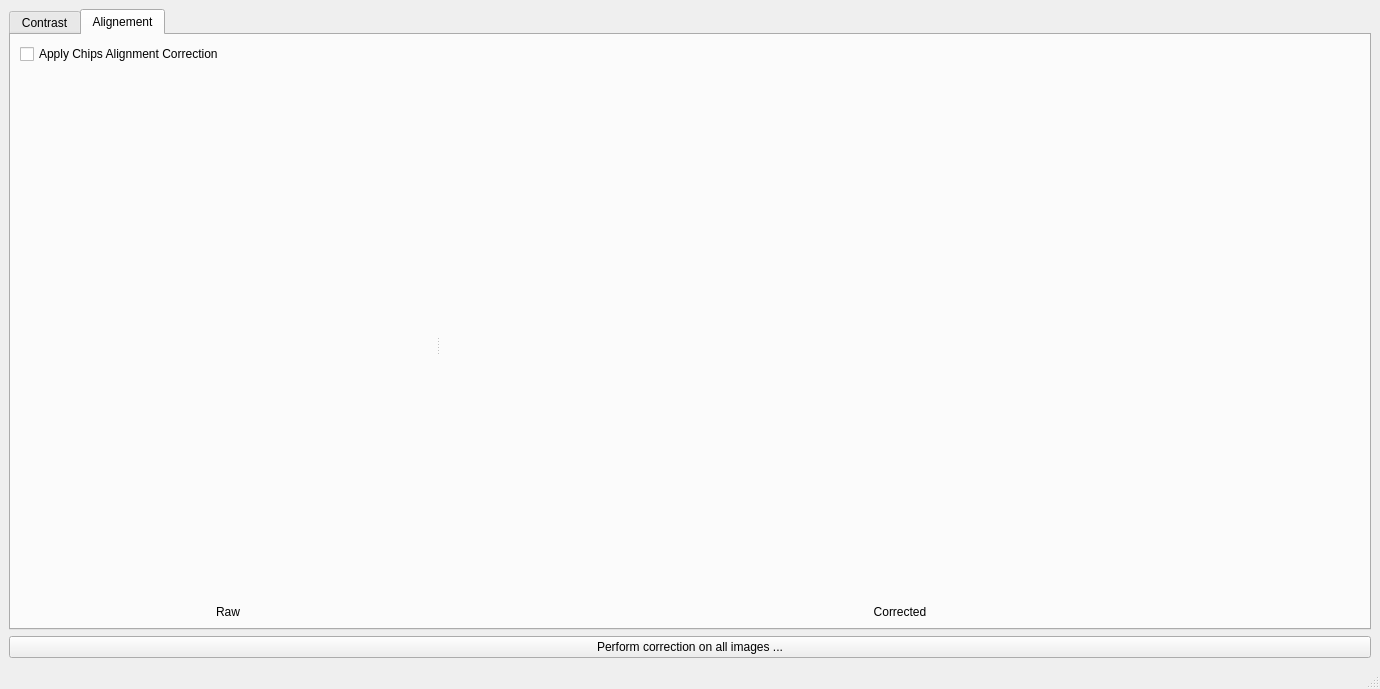
Old version of the form notebooks/ui/ui_mcp_chips_corrector.ui in the repository neutronimaging/python_notebooks.
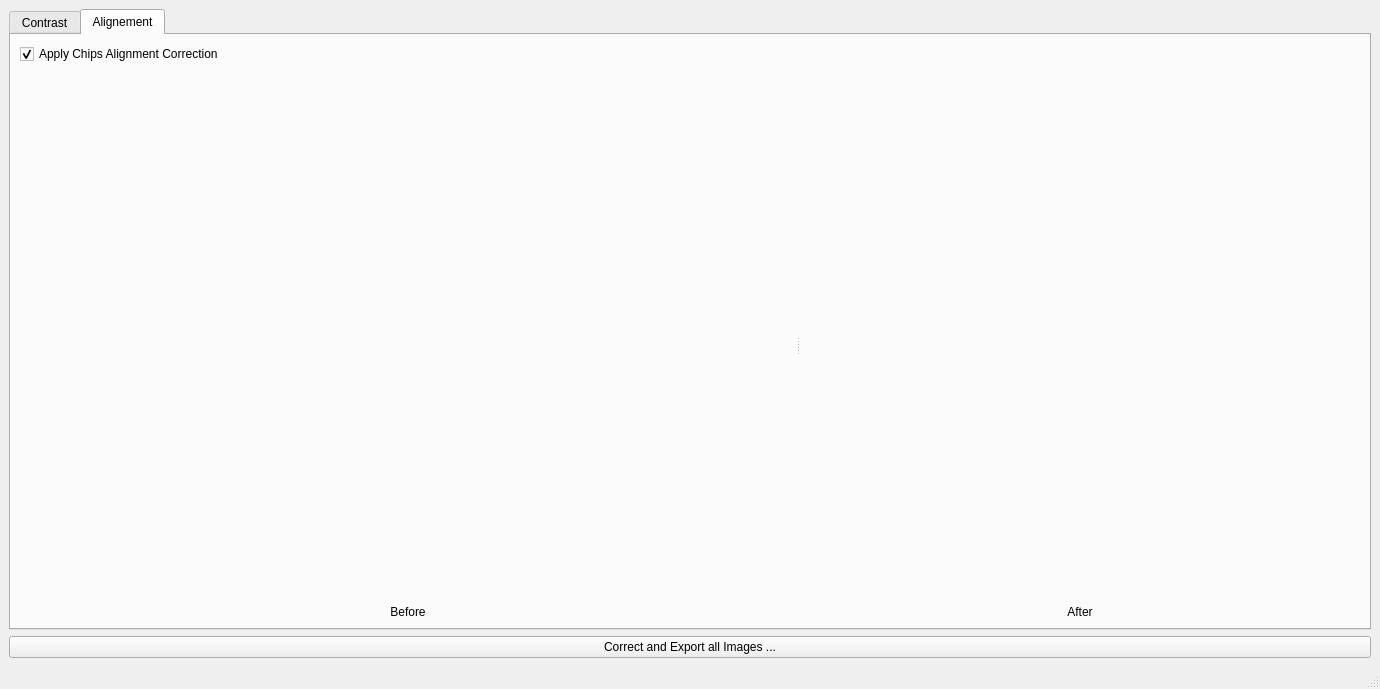
New version of the form. The open tabs and pages were chosen to show the change.

What changed in the file:
```diff
--- a/notebooks/ui/ui_mcp_chips_corrector.ui
+++ b/notebooks/ui/ui_mcp_chips_corrector.ui
@@ -288,6 +288,9 @@
           <property name="text">
            <string>Apply Chips Alignment Correction</string>
           </property>
+          <property name="checked">
+           <bool>true</bool>
+          </property>
          </widget>
         </item>
         <item>
@@ -300,7 +303,7 @@
             <item>
              <widget class="QWidget" name="widget" native="true">
               <property name="sizePolicy">
-               <sizepolicy hsizetype="Preferred" vsizetype="Expanding">
+               <sizepolicy hsizetype="Expanding" vsizetype="Expanding">
                 <horstretch>0</horstretch>
                 <verstretch>0</verstretch>
                </sizepolicy>
@@ -310,7 +313,7 @@
             <item>
              <widget class="QLabel" name="label">
               <property name="text">
-               <string>Raw</string>
+               <string>Before</string>
               </property>
               <property name="alignment">
                <set>Qt::AlignCenter</set>
@@ -324,7 +327,7 @@
             <item>
              <widget class="QWidget" name="widget_2" native="true">
               <property name="sizePolicy">
-               <sizepolicy hsizetype="Preferred" vsizetype="Expanding">
+               <sizepolicy hsizetype="Expanding" vsizetype="Expanding">
                 <horstretch>0</horstretch>
                 <verstretch>0</verstretch>
                </sizepolicy>
@@ -334,7 +337,7 @@
             <item>
              <widget class="QLabel" name="label_3">
               <property name="text">
-               <string>Corrected</string>
+               <string>After</string>
               </property>
               <property name="alignment">
                <set>Qt::AlignCenter</set>
@@ -352,7 +355,7 @@
     <item>
      <widget class="QPushButton" name="perform_correction_pushButton">
       <property name="text">
-       <string>Perform correction on all images ...</string>
+       <string>Correct and Export all Images ...</string>
       </property>
      </widget>
     </item>
```
Left out of the diff: 4 changed lines with no effect on the pictures.
